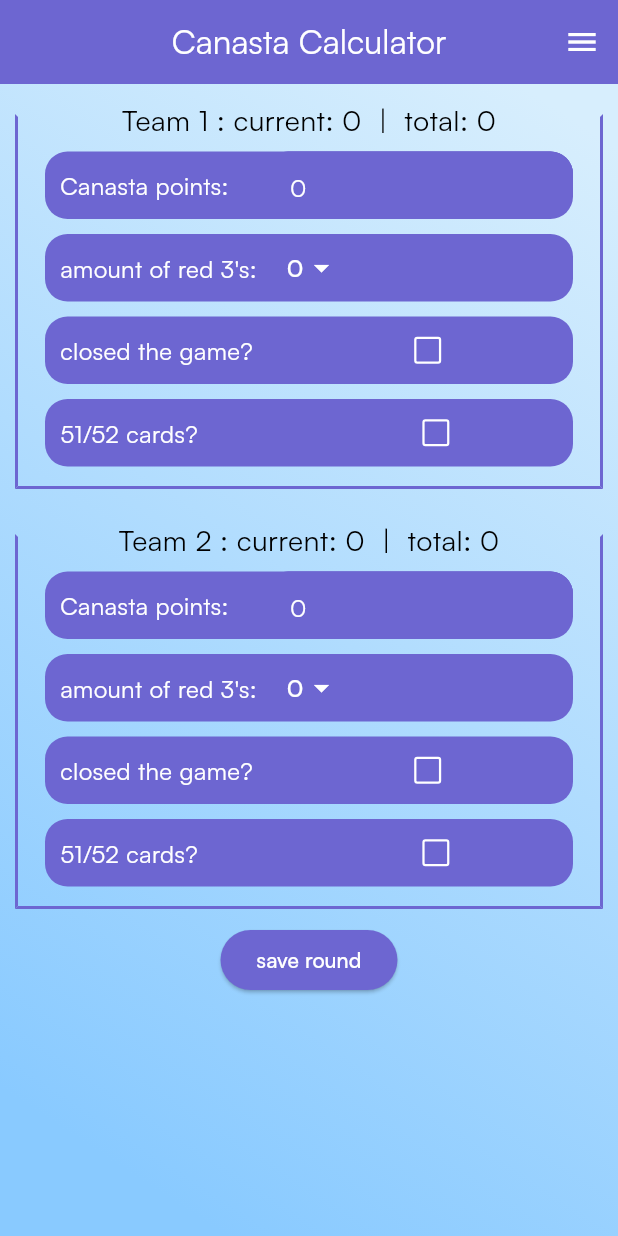
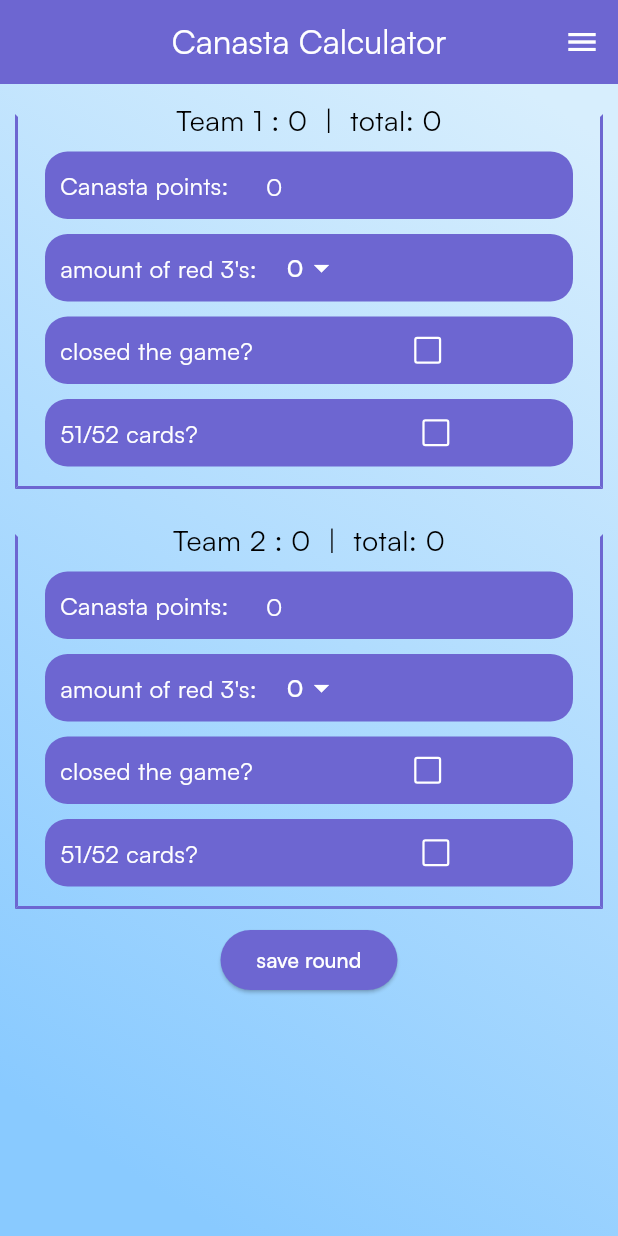
Before and after one commit to qngxl/canasta, a Flutter app: the screen it shows after launch, on a phone screen of 412 x 824 dp. Run offline on Flutter 3.47's test engine with Material 3 defaults, Android fonts, the phone set to English and light mode, and no system bars; our stand-ins replace shared_preferences.

Commit message:
removed "current" , removed underline in textfield

```diff
--- a/lib/team_container.dart
+++ b/lib/team_container.dart
@@ -29,7 +29,7 @@ class TeamContainerState extends State<TeamContainer> {
     controller.text = widget.team.canastaPoints.toString();
     return TitledContainer(
       titleText:
-          "${widget.team.teamName} : current: ${widget.team.getCurrentRoundPoints()}  |  total: ${widget.team.getTotalRoundPoints()}",
+          "${widget.team.teamName} : ${widget.team.getCurrentRoundPoints()}  |  total: ${widget.team.getTotalRoundPoints()}",
       child: Column(
         mainAxisAlignment: MainAxisAlignment.start,
         children: [
--- a/lib/textfield_container.dart
+++ b/lib/textfield_container.dart
@@ -33,19 +33,21 @@ class TextfieldContainer extends StatelessWidget {
           ),
           Expanded(
             child: Padding(
-              padding: const EdgeInsets.fromLTRB(0, 0, 0, 10),
+              padding: const EdgeInsets.fromLTRB(0, 0, 0, 14),
               child: TextField(
                   style: TextStyle(color: preferedTextColor),
                   controller: controller,
                   keyboardType: TextInputType.number,
                   decoration: InputDecoration(
-                    filled: true,
+                    filled: false,
                     fillColor: preferedColor,
                     //labelText: "Canasta Points",
-                    enabledBorder: OutlineInputBorder(
-                        borderSide: BorderSide(color: preferedColor),
-                        borderRadius:
-                            const BorderRadius.all(Radius.circular(15))),
+
+                    enabledBorder: const UnderlineInputBorder(
+                      borderSide: BorderSide(color: Colors.transparent),
+                    ),
+                    focusedBorder: const UnderlineInputBorder(
+                        borderSide: BorderSide(color: Colors.transparent)),
                   ),
                   onChanged: callback),
             ),
```
